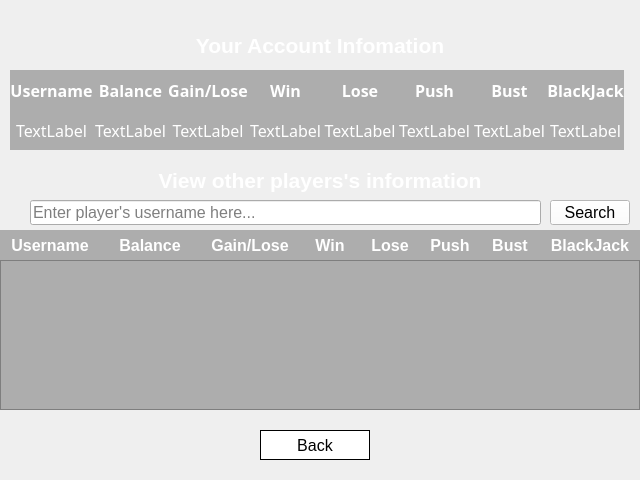
The window that blackjack-client/ui/player_info.ui (lehoangtran289/Blackjack) describes before a commit, drawn with Qt 5.
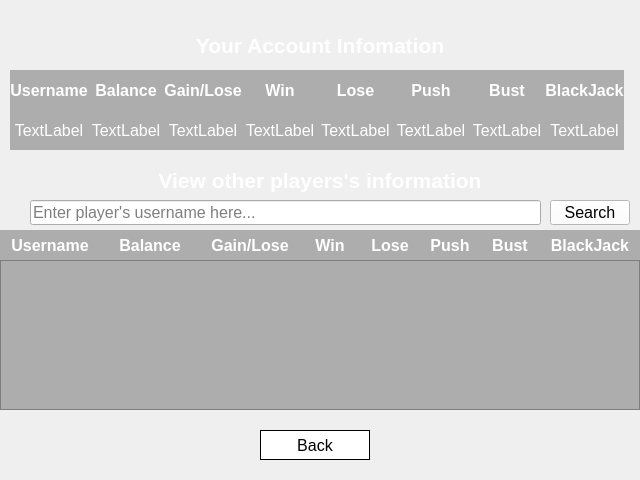
The same window after the commit. Icons and pictures are not drawn.

```diff
--- a/blackjack-client/ui/player_info.ui
+++ b/blackjack-client/ui/player_info.ui
@@ -70,6 +70,7 @@
      <widget class="QLabel" name="gain_lose">
       <property name="font">
        <font>
+        <family>Arial</family>
         <pointsize>12</pointsize>
         <weight>50</weight>
         <bold>false</bold>
@@ -90,6 +91,7 @@
      <widget class="QLabel" name="win">
       <property name="font">
        <font>
+        <family>Arial</family>
         <pointsize>12</pointsize>
         <weight>50</weight>
         <bold>false</bold>
@@ -110,6 +112,7 @@
      <widget class="QLabel" name="lose">
       <property name="font">
        <font>
+        <family>Arial</family>
         <pointsize>12</pointsize>
         <weight>50</weight>
         <bold>false</bold>
@@ -130,6 +133,7 @@
      <widget class="QLabel" name="push">
       <property name="font">
        <font>
+        <family>Arial</family>
         <pointsize>12</pointsize>
         <weight>50</weight>
         <bold>false</bold>
@@ -150,6 +154,7 @@
      <widget class="QLabel" name="bust">
       <property name="font">
        <font>
+        <family>Arial</family>
         <pointsize>12</pointsize>
         <weight>50</weight>
         <bold>false</bold>
@@ -170,6 +175,7 @@
      <widget class="QLabel" name="blackjack">
       <property name="font">
        <font>
+        <family>Arial</family>
         <pointsize>12</pointsize>
         <weight>50</weight>
         <bold>false</bold>
@@ -190,6 +196,7 @@
      <widget class="QLabel" name="label_5">
       <property name="font">
        <font>
+        <family>Arial</family>
         <pointsize>12</pointsize>
         <weight>75</weight>
         <bold>true</bold>
@@ -210,6 +217,7 @@
      <widget class="QLabel" name="label_8">
       <property name="font">
        <font>
+        <family>Arial</family>
         <pointsize>12</pointsize>
         <weight>75</weight>
         <bold>true</bold>
@@ -230,6 +238,7 @@
      <widget class="QLabel" name="label_7">
       <property name="font">
        <font>
+        <family>Arial</family>
         <pointsize>12</pointsize>
         <weight>75</weight>
         <bold>true</bold>
@@ -250,6 +259,7 @@
      <widget class="QLabel" name="label_9">
       <property name="font">
        <font>
+        <family>Arial</family>
         <pointsize>12</pointsize>
         <weight>75</weight>
         <bold>true</bold>
@@ -270,6 +280,7 @@
      <widget class="QLabel" name="label_6">
       <property name="font">
        <font>
+        <family>Arial</family>
         <pointsize>12</pointsize>
         <weight>75</weight>
         <bold>true</bold>
@@ -290,6 +301,7 @@
      <widget class="QLabel" name="label_4">
       <property name="font">
        <font>
+        <family>Arial</family>
         <pointsize>12</pointsize>
         <weight>75</weight>
         <bold>true</bold>
@@ -310,6 +322,7 @@
      <widget class="QLabel" name="label_10">
       <property name="font">
        <font>
+        <family>Arial</family>
         <pointsize>12</pointsize>
         <weight>75</weight>
         <bold>true</bold>
@@ -330,6 +343,7 @@
      <widget class="QLabel" name="balance">
       <property name="font">
        <font>
+        <family>Arial</family>
         <pointsize>12</pointsize>
         <weight>50</weight>
         <bold>false</bold>
@@ -350,6 +364,7 @@
      <widget class="QLabel" name="label_3">
       <property name="font">
        <font>
+        <family>Arial</family>
         <pointsize>12</pointsize>
         <weight>75</weight>
         <bold>true</bold>
@@ -370,6 +385,7 @@
      <widget class="QLabel" name="username">
       <property name="font">
        <font>
+        <family>Arial</family>
         <pointsize>12</pointsize>
         <weight>50</weight>
         <bold>false</bold>
```
Left out of the diff: 14 changed lines with no effect on the pictures.
